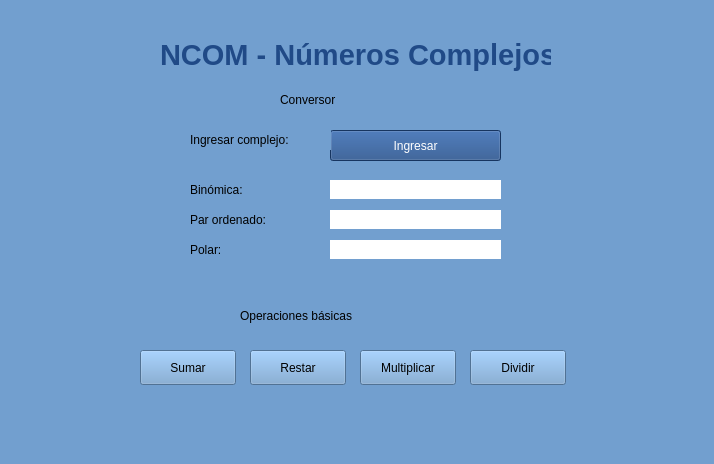
This is ncom.ui in emiortiz/TP-MatSup-1c2019 as Qt 5 draws it before an edit. The edited form follows.
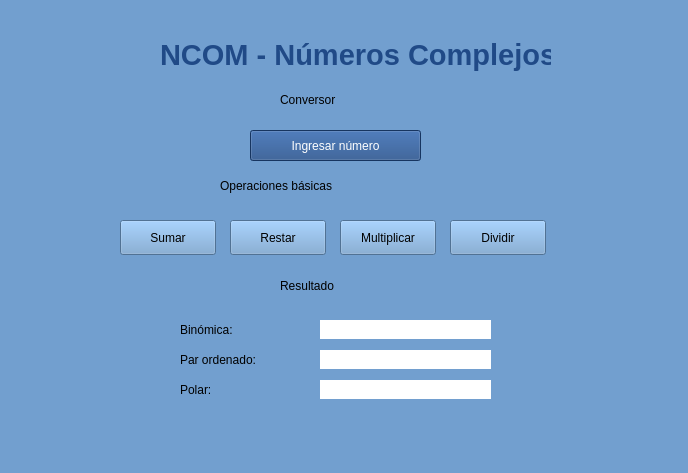
This is the edited form.

Commit message: Operacione resta

The edit to the form file:
```diff
--- a/ncom.ui
+++ b/ncom.ui
@@ -6,8 +6,8 @@
    <rect>
     <x>0</x>
     <y>0</y>
-    <width>714</width>
-    <height>464</height>
+    <width>688</width>
+    <height>473</height>
    </rect>
   </property>
   <property name="windowTitle">
@@ -33,8 +33,8 @@
    <widget class="QLabel" name="label_2">
     <property name="geometry">
      <rect>
-      <x>190</x>
-      <y>180</y>
+      <x>180</x>
+      <y>320</y>
       <width>67</width>
       <height>19</height>
      </rect>
@@ -46,8 +46,8 @@
    <widget class="QLabel" name="label_3">
     <property name="geometry">
      <rect>
-      <x>190</x>
-      <y>210</y>
+      <x>180</x>
+      <y>350</y>
       <width>101</width>
       <height>19</height>
      </rect>
@@ -59,8 +59,8 @@
    <widget class="QLabel" name="binomicaText">
     <property name="geometry">
      <rect>
-      <x>330</x>
-      <y>180</y>
+      <x>320</x>
+      <y>320</y>
       <width>171</width>
       <height>19</height>
      </rect>
@@ -75,8 +75,8 @@
    <widget class="QLabel" name="label_5">
     <property name="geometry">
      <rect>
-      <x>190</x>
-      <y>240</y>
+      <x>180</x>
+      <y>380</y>
       <width>41</width>
       <height>19</height>
      </rect>
@@ -88,7 +88,7 @@
    <widget class="QPushButton" name="getComplejos">
     <property name="geometry">
      <rect>
-      <x>330</x>
+      <x>250</x>
       <y>130</y>
       <width>171</width>
       <height>31</height>
@@ -99,27 +99,14 @@
 color: rgb(255, 255, 255);</string>
     </property>
     <property name="text">
-     <string>Ingresar</string>
-    </property>
-   </widget>
-   <widget class="QLabel" name="label_6">
-    <property name="geometry">
-     <rect>
-      <x>190</x>
-      <y>130</y>
-      <width>141</width>
-      <height>20</height>
-     </rect>
-    </property>
-    <property name="text">
-     <string>Ingresar complejo:</string>
+     <string>Ingresar número</string>
     </property>
    </widget>
    <widget class="QLabel" name="ordenadoText">
     <property name="geometry">
      <rect>
-      <x>330</x>
-      <y>210</y>
+      <x>320</x>
+      <y>350</y>
       <width>171</width>
       <height>19</height>
      </rect>
@@ -134,8 +121,8 @@
    <widget class="QLabel" name="polarText">
     <property name="geometry">
      <rect>
-      <x>330</x>
-      <y>240</y>
+      <x>320</x>
+      <y>380</y>
       <width>171</width>
       <height>19</height>
      </rect>
@@ -150,8 +137,8 @@
    <widget class="QPushButton" name="sumarButton">
     <property name="geometry">
      <rect>
-      <x>140</x>
-      <y>350</y>
+      <x>120</x>
+      <y>220</y>
       <width>96</width>
       <height>35</height>
      </rect>
@@ -163,8 +150,8 @@
    <widget class="QPushButton" name="restarButton">
     <property name="geometry">
      <rect>
-      <x>250</x>
-      <y>350</y>
+      <x>230</x>
+      <y>220</y>
       <width>96</width>
       <height>35</height>
      </rect>
@@ -176,8 +163,8 @@
    <widget class="QPushButton" name="multiplicarButton">
     <property name="geometry">
      <rect>
-      <x>360</x>
-      <y>350</y>
+      <x>340</x>
+      <y>220</y>
       <width>96</width>
       <height>35</height>
      </rect>
@@ -189,8 +176,8 @@
    <widget class="QPushButton" name="dividirButton">
     <property name="geometry">
      <rect>
-      <x>470</x>
-      <y>350</y>
+      <x>450</x>
+      <y>220</y>
       <width>96</width>
       <height>35</height>
      </rect>
@@ -218,8 +205,8 @@
    <widget class="QLabel" name="label_7">
     <property name="geometry">
      <rect>
-      <x>240</x>
-      <y>300</y>
+      <x>220</x>
+      <y>170</y>
       <width>231</width>
       <height>31</height>
      </rect>
@@ -231,6 +218,22 @@
      <string>Operaciones básicas</string>
     </property>
    </widget>
+   <widget class="QLabel" name="label_8">
+    <property name="geometry">
+     <rect>
+      <x>280</x>
+      <y>270</y>
+      <width>111</width>
+      <height>31</height>
+     </rect>
+    </property>
+    <property name="styleSheet">
+     <string notr="true">font: 19pt &quot;Cantarell&quot;;</string>
+    </property>
+    <property name="text">
+     <string>Resultado</string>
+    </property>
+   </widget>
   </widget>
   <widget class="QMenuBar" name="menubar">
    <property name="geometry">
```
Left out of the diff: 2 changed lines with no effect on the pictures. The commit also changes 1 other file.
